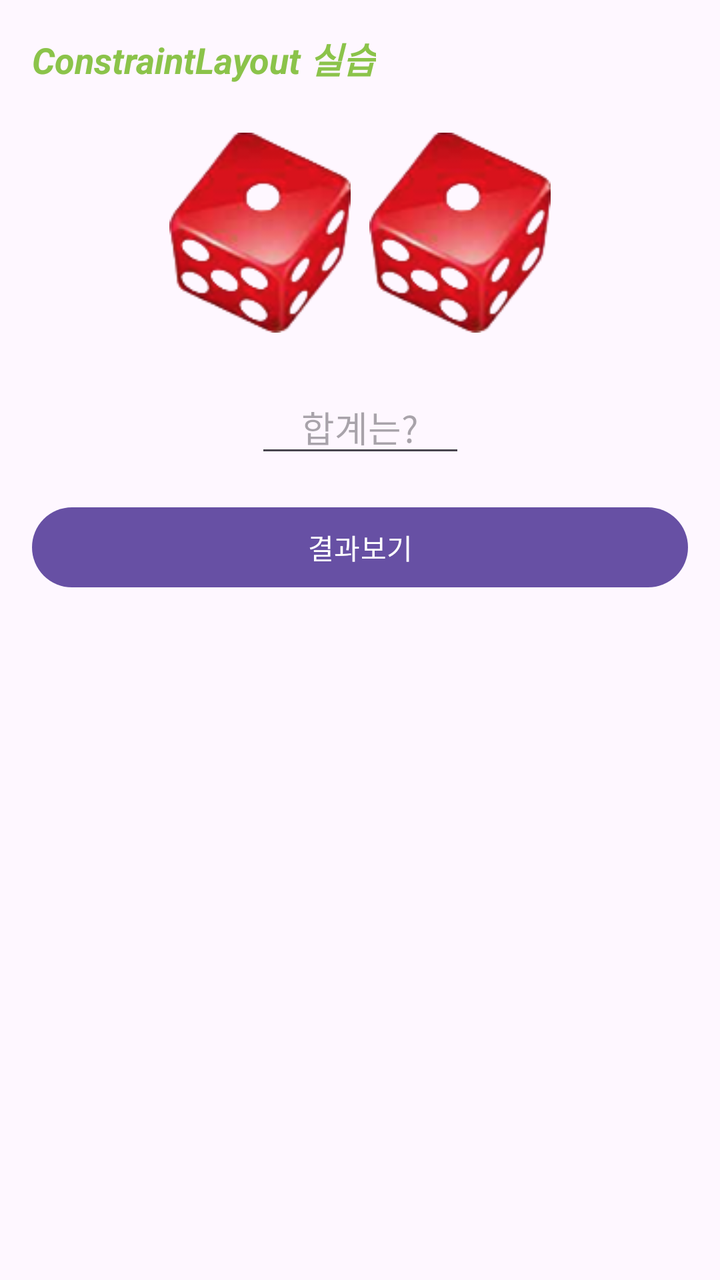
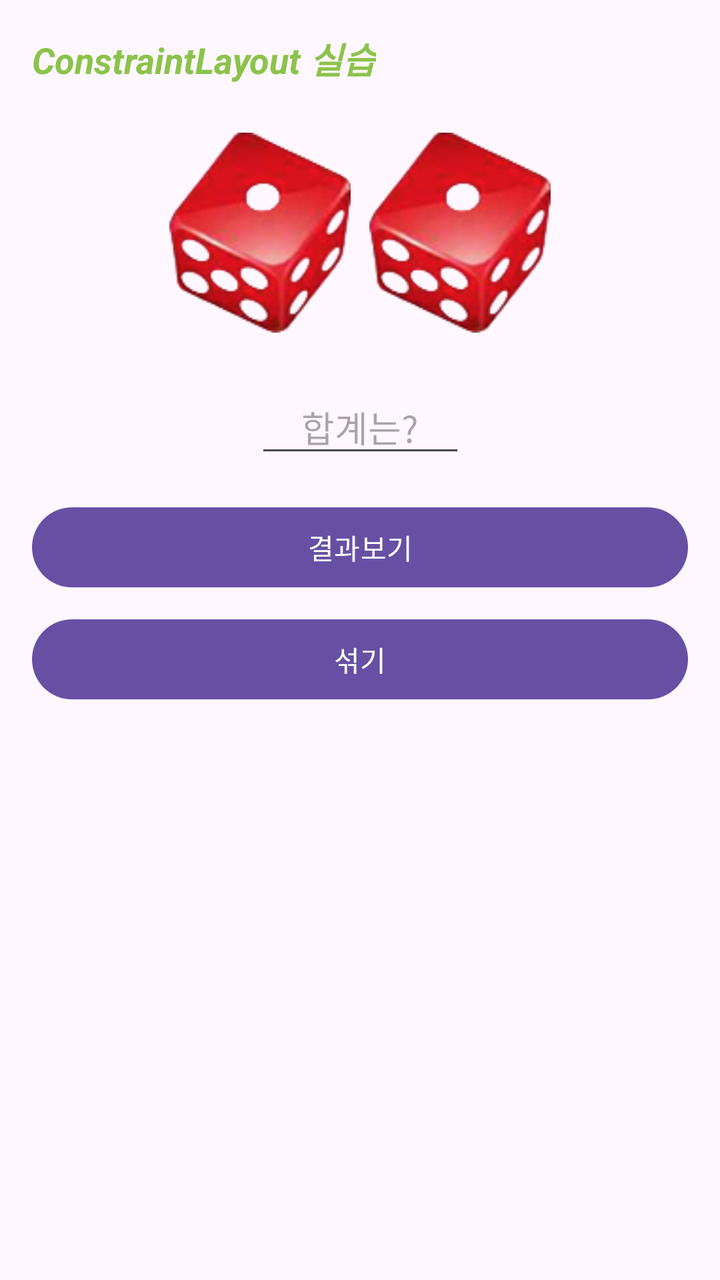

An Android layout rendered at two revisions. The XML below is the earlier revision; the diff shows what the commit changed to produce the second picture.
<!-- AndroidManifest.xml: application theme Theme.Practice261007 -->
<!-- res/layout/activity_main.xml -->
<?xml version="1.0" encoding="utf-8"?>
<androidx.constraintlayout.widget.ConstraintLayout xmlns:android="http://schemas.android.com/apk/res/android"
    xmlns:app="http://schemas.android.com/apk/res-auto"
    xmlns:tools="http://schemas.android.com/tools"
    android:id="@+id/main"
    android:layout_width="match_parent"
    android:layout_height="match_parent"
    tools:context=".MainActivity">

    
    <TextView
        android:id="@+id/textViewTitle"
        android:layout_width="wrap_content"
        android:layout_height="wrap_content"
        android:layout_marginStart="16dp"
        android:layout_marginTop="16dp"
        android:text="ConstraintLayout 실습"
        android:textColor="#8BC34A"
        android:textSize="18sp"
        android:textStyle="bold|italic"
        app:layout_constraintStart_toStartOf="parent"
        app:layout_constraintTop_toTopOf="parent" />

    
    <ImageView
        android:id="@+id/imageViewDiceA"
        android:layout_width="100dp"
        android:layout_height="100dp"
        android:layout_marginTop="24dp"
        android:src="@drawable/dice1"
        app:layout_constraintEnd_toStartOf="@id/imageViewDiceB"
        app:layout_constraintHorizontal_chainStyle="packed"
        app:layout_constraintStart_toStartOf="parent"
        app:layout_constraintTop_toBottomOf="@id/textViewTitle" />

    
    <ImageView
        android:id="@+id/imageViewDiceB"
        android:layout_width="100dp"
        android:layout_height="100dp"
        android:src="@drawable/dice1"
        app:layout_constraintEnd_toEndOf="parent"
        app:layout_constraintStart_toEndOf="@id/imageViewDiceA"
        app:layout_constraintTop_toTopOf="@id/imageViewDiceA" />

    
    <EditText
        android:id="@+id/editTextSum"
        android:layout_width="wrap_content"
        android:layout_height="wrap_content"
        android:layout_marginTop="24dp"
        android:ems="5"
        android:gravity="center"
        android:hint="합계는?"
        android:inputType="number"
        app:layout_constraintEnd_toEndOf="parent"
        app:layout_constraintStart_toStartOf="parent"
        app:layout_constraintTop_toBottomOf="@id/imageViewDiceA" />

    
    <Button
        android:id="@+id/buttonResult"
        android:layout_width="0dp"
        android:layout_height="wrap_content"
        android:layout_marginStart="16dp"
        android:layout_marginTop="16dp"
        android:layout_marginEnd="16dp"
        android:onClick="onClickChoice"
        android:text="결과보기"
        app:layout_constraintEnd_toEndOf="parent"
        app:layout_constraintStart_toStartOf="parent"
        app:layout_constraintTop_toBottomOf="@id/editTextSum" />

</androidx.constraintlayout.widget.ConstraintLayout>
<!-- resources referenced by this layout -->
<resources>
  <!-- drawable dice1: png bitmap (drawable, 17748 bytes) -->
  <style name="Theme.Practice261007" parent="Base.Theme.Practice261007" />
  <style name="Base.Theme.Practice261007" parent="Theme.Material3.DayNight.NoActionBar">
          
          
      </style>
</resources>

<!-- the commit's change to res/layout/activity_main.xml (unified diff, before → after) -->
@@ -71,4 +71,18 @@
         app:layout_constraintStart_toStartOf="parent"
         app:layout_constraintTop_toBottomOf="@id/editTextSum" />
 
+
+    
+    <Button
+        android:id="@+id/buttonShuffle"
+        android:layout_width="0dp"
+        android:layout_height="wrap_content"
+        android:layout_marginStart="16dp"
+        android:layout_marginTop="8dp"
+        android:layout_marginEnd="16dp"
+        android:onClick="onClickShuffle"
+        android:text="섞기"
+        app:layout_constraintEnd_toEndOf="parent"
+        app:layout_constraintStart_toStartOf="parent"
+        app:layout_constraintTop_toBottomOf="@id/buttonResult" />
 </androidx.constraintlayout.widget.ConstraintLayout>
